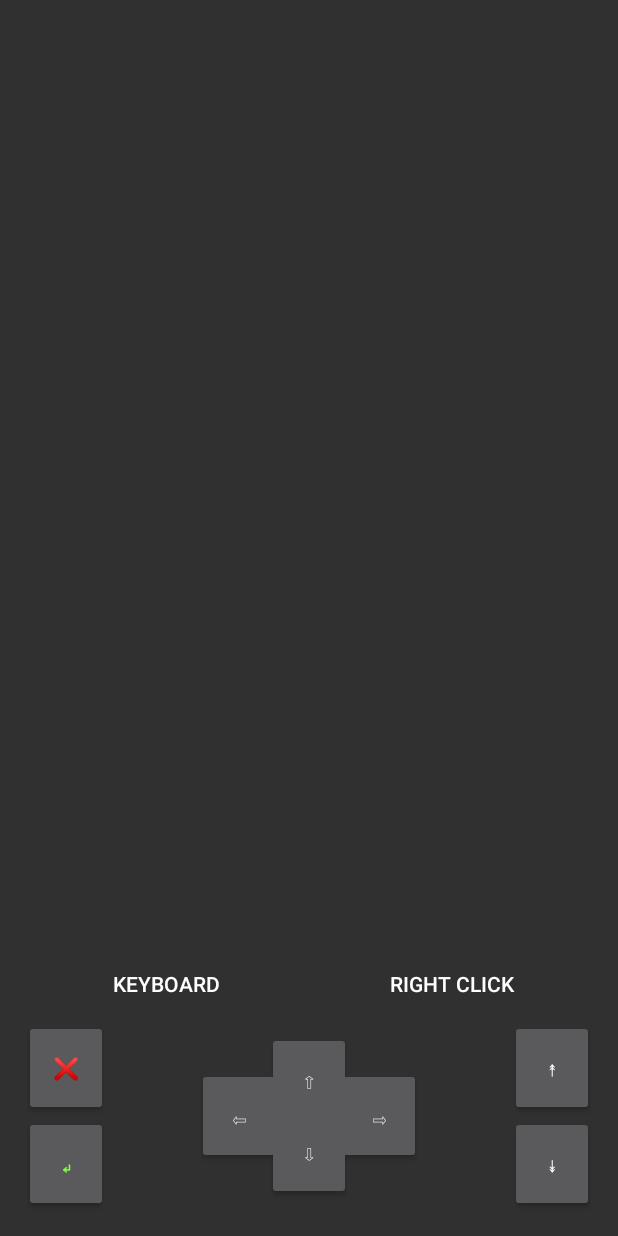
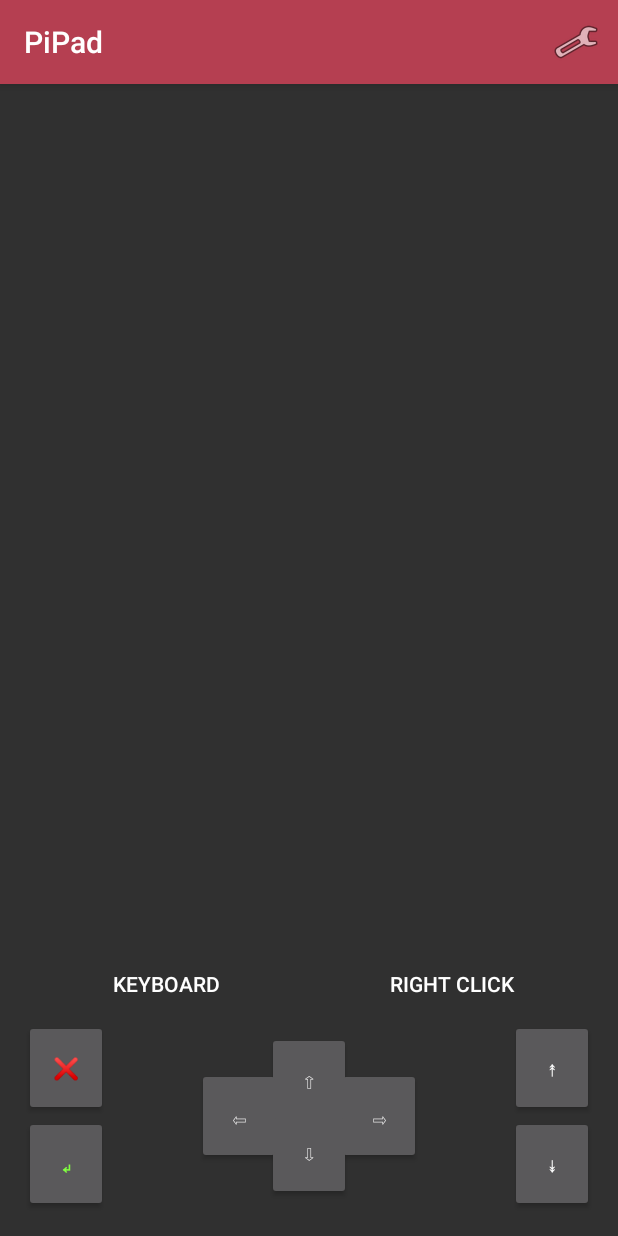
Before and after one commit to monzee/PiPad, an Android app: the fragment TrackPadFragment placed in its activity, on a phone screen of 412 x 824 dp. Run offline under Robolectric (Android 15) with nearby library versions, the phone set to English and light mode, and no system bars; libraries missing offline, so code that uses them is left out: ph.codeia.androidutils, ph.codeia.signal; 12 statements that could not run were skipped.

Commit message:
working on preference fragment

```diff
--- a/app/build.gradle
+++ b/app/build.gradle
@@ -31,6 +31,7 @@ dependencies {
     compile 'com.android.support:appcompat-v7:25.1.0'
     compile 'com.android.support:support-v4:25.1.0'
     compile 'com.android.support:design:25.1.0'
+    compile 'com.android.support:preference-v7:25.1.0'
     compile 'ph.codeia.vanilla:vanilla-android:0.3.0'
     debugCompile 'com.squareup.leakcanary:leakcanary-android:1.5'
     releaseCompile 'com.squareup.leakcanary:leakcanary-android-no-op:1.5'
--- a/app/src/main/java/ph/codeia/pipad/MainActivity.java
+++ b/app/src/main/java/ph/codeia/pipad/MainActivity.java
@@ -4,6 +4,8 @@ import android.os.Bundle;
 import android.support.v4.app.FragmentManager;
 import android.support.v7.app.AppCompatActivity;
 import android.util.Log;
+import android.view.Menu;
+import android.view.MenuItem;
 import android.view.View;
 import android.widget.TextView;
 import android.widget.Toast;
@@ -19,8 +21,8 @@ import ph.codeia.signal.Links;
 
 public class MainActivity extends AppCompatActivity {
 
-    private static final String HOST = "192.168.0.28";
-    private static final int PORT = 6000;
+    private static final String HOST = PiPad.CONFIG.host();
+    private static final int PORT = PiPad.CONFIG.port();
 
     private TextView status;
     private Channel.Link links;
@@ -95,6 +97,26 @@ public class MainActivity extends AppCompatActivity {
         }
     }
 
+    @Override
+    public boolean onCreateOptionsMenu(Menu menu) {
+        getMenuInflater().inflate(R.menu.main, menu);
+        return true;
+    }
+
+    @Override
+    public boolean onOptionsItemSelected(MenuItem item) {
+        switch (item.getItemId()) {
+            case R.id.do_launch_prefs:
+                getSupportFragmentManager().beginTransaction()
+                        .replace(R.id.activity_main, new SettingsFragment(), "settings")
+                        .addToBackStack("settings")
+                        .commit();
+                return true;
+            default:
+                return super.onOptionsItemSelected(item);
+        }
+    }
+
     private void cleanlyDisconnect() {
        if (remote != null) {
            Remote old = remote;
--- a/app/src/main/java/ph/codeia/pipad/PadMotions.java
+++ b/app/src/main/java/ph/codeia/pipad/PadMotions.java
@@ -16,7 +16,7 @@ public class PadMotions extends GestureDetector.SimpleOnGestureListener {
     private final Remote remote;
     private final Channel<Pair<Float, Float>> movement;
     private final Channel<Integer> hapticFeedback;
-    private final float speed = 1.25f;
+    private final float speed = PiPad.CONFIG.speed();
 
     public PadMotions(
             Remote remote,
--- a/app/src/main/java/ph/codeia/pipad/TrackPadFragment.java
+++ b/app/src/main/java/ph/codeia/pipad/TrackPadFragment.java
@@ -25,7 +25,7 @@ public class TrackPadFragment extends Fragment {
     private Button keyboard;
     private final View[] clickables = new View[3];
     private final View[] holdables = new View[6];
-    private Links links;
+    private Channel.Link links;
     private Remote remote;
 
     public TrackPadFragment() {}
--- /dev/null
+++ b/app/src/main/res/menu/main.xml
@@ -0,0 +1,12 @@
+<?xml version="1.0" encoding="utf-8"?>
+<menu xmlns:android="http://schemas.android.com/apk/res/android"
+    xmlns:app="http://schemas.android.com/apk/res-auto">
+
+    <item
+        android:id="@+id/do_launch_prefs"
+        android:title="@string/settings"
+        android:icon="@android:drawable/ic_menu_preferences"
+        app:showAsAction="ifRoom"
+        />
+
+</menu>
--- a/app/src/main/res/values/strings.xml
+++ b/app/src/main/res/values/strings.xml
@@ -12,4 +12,5 @@
     <string name="page_down">&#x21a1;</string>
     <string name="ready">Ready.</string>
     <string name="connecting">Connecting to %1$s:%2$d…</string>
+    <string name="settings">Settings</string>
 </resources>
--- a/app/src/main/res/values/styles.xml
+++ b/app/src/main/res/values/styles.xml
@@ -1,11 +1,12 @@
 <resources>
 
     <!-- Base application theme. -->
-    <style name="AppTheme" parent="Theme.AppCompat.NoActionBar">
+    <style name="AppTheme" parent="Theme.AppCompat">
         <!-- Customize your theme here. -->
         <item name="colorPrimary">@color/colorPrimary</item>
         <item name="colorPrimaryDark">@color/colorPrimaryDark</item>
         <item name="colorAccent">@color/colorAccent</item>
+        <item name="preferenceTheme">@style/PreferenceThemeOverlay</item>
     </style>
 
 </resources>
```
Also changed, not shown: app/src/main/java/ph/codeia/pipad/Config.java (added, +37 -0 lines), app/src/main/java/ph/codeia/pipad/PiPad.java (+29 -6 lines), app/src/main/java/ph/codeia/pipad/SettingsFragment.java (added, +14 -0 lines), app/src/main/res/xml/preferences.xml (added, +35 -0 lines).
